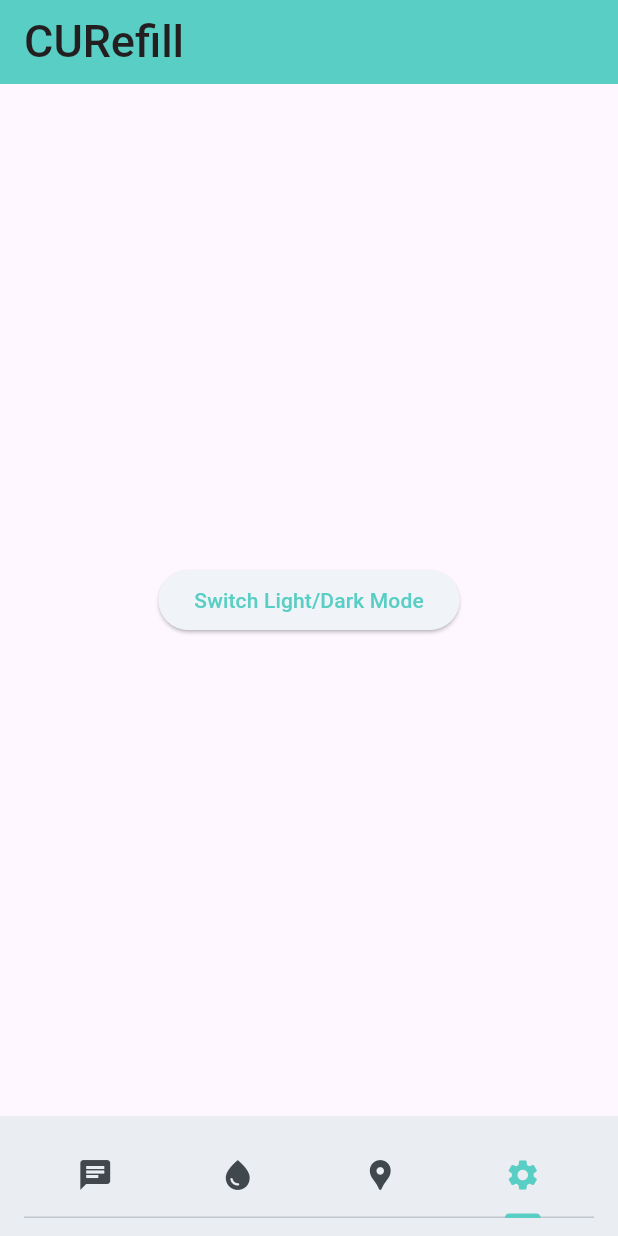
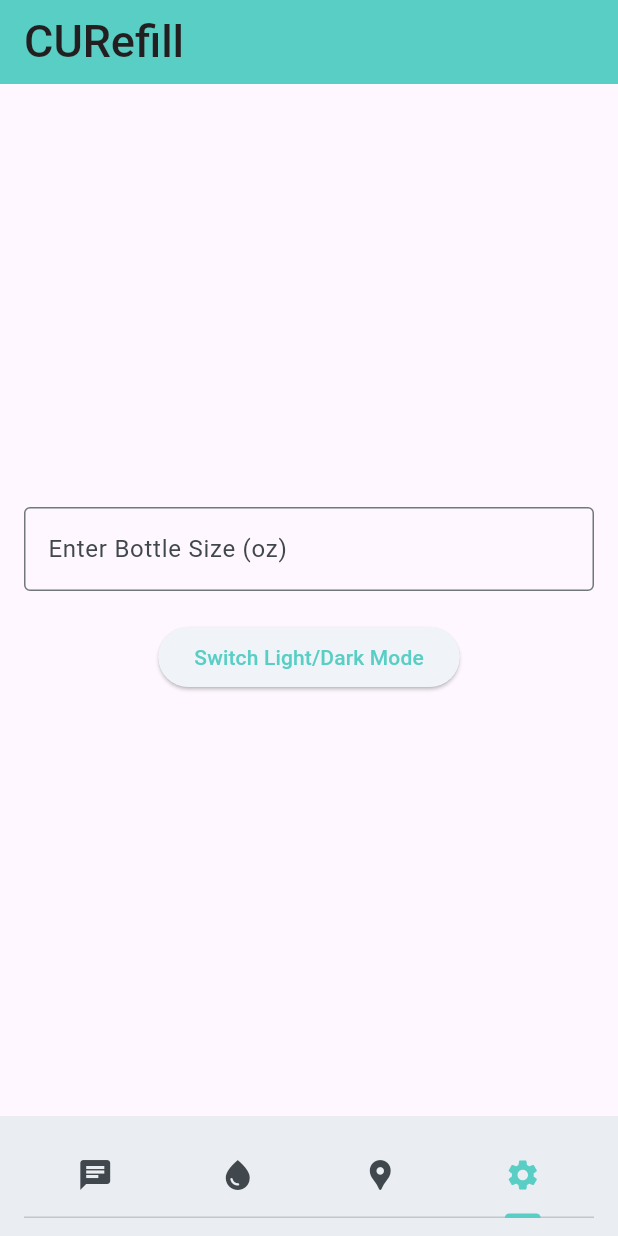
Before and after one commit to fdczk/curefill, a Flutter app: the screen it shows after launch, item 4 of the bottom bar chosen, on a phone screen of 412 x 824 dp. Run offline on Flutter 3.47's test engine with Material 3 defaults, Android fonts, the phone set to English and light mode, and no system bars; our stand-ins replace google_maps_flutter.

Commit message:
added text box that calculates how many plastic bottles you've saved

```diff
--- a/curefill_flutter_application_1/lib/main.dart
+++ b/curefill_flutter_application_1/lib/main.dart
@@ -17,6 +17,7 @@ class _MyAppState extends State<MyApp> {
   bool _isDarkMode = false;
   int refillsCounted = 0;
   int refillsLeft = 25;
+  double bottleSize = 16.9; // Default bottle size in oz
 
   // Method to toggle between light and dark mode
   void _toggleTheme() {
@@ -61,11 +62,17 @@ class _MyAppState extends State<MyApp> {
         refillsCounted: refillsCounted,
         incrementRefills: () {
           setState(() {
-            refillsCounted++;
+            refillsCounted += (bottleSize / 16.9).round(); // Increment by ounces of bottle / 16.9
             refillsLeft--; // Decrement refillsLeft
           });
         },
-        refillsLeft: refillsLeft, // Pass the refillsLeft variable
+        refillsLeft: refillsLeft,
+        updateBottleSize: (size) {
+          setState(() {
+            bottleSize = size; // Update the bottle size
+          });
+        },
+        bottleSize: bottleSize, // Pass the bottleSize variable
       ),
     );
   }
@@ -79,7 +86,9 @@ class MyHomePage extends StatefulWidget {
     required this.returnDark,
     required this.refillsCounted,
     required this.incrementRefills,
-    required this.refillsLeft, // Add refillsLeft
+    required this.refillsLeft,
+    required this.updateBottleSize,
+    required this.bottleSize, // Add bottleSize
   });
 
   final String title;
@@ -87,7 +96,9 @@ class MyHomePage extends StatefulWidget {
   final bool Function() returnDark;
   final int refillsCounted;
   final VoidCallback incrementRefills;
-  final int refillsLeft; // Add this line
+  final int refillsLeft;
+  final Function(double) updateBottleSize; // Add this line
+  final double bottleSize; // Add this line
 
   @override
   State<MyHomePage> createState() => _MyHomePageState();
@@ -102,6 +113,8 @@ class _MyHomePageState extends State<MyHomePage> {
   void _onMapCreated(gmaps.GoogleMapController controller) {
     mapController = controller;
   }
+
+  final TextEditingController _bottleSizeController = TextEditingController();
 
   @override
   Widget build(BuildContext context) {
@@ -188,7 +201,7 @@ class _MyHomePageState extends State<MyHomePage> {
                       ),
                       const Spacer(flex: 1),
                       Text(
-                        "You've refilled your bottle [${widget.refillsCounted}] times now. \n That's the equivalent of saving [${widget.refillsCounted * 2}] bottles!",
+                        "You've refilled your bottle [${widget.refillsCounted}] times now. \n That's the equivalent of saving [${(widget.refillsCounted * widget.bottleSize / 16.9).toStringAsFixed(1)}] bottles!",
                         style: const TextStyle(fontSize: 15, fontWeight: FontWeight.w500),
                         textAlign: TextAlign.center,
                       ),
@@ -217,10 +230,31 @@ class _MyHomePageState extends State<MyHomePage> {
                 },
               ),
             ),
-            Center(
-              child: ElevatedButton(
-                onPressed: widget.toggleTheme, // Toggle light/dark mode
-                child: const Text('Switch Light/Dark Mode'),
+            Padding(
+              padding: const EdgeInsets.all(16.0),
+              child: Column(
+                mainAxisAlignment: MainAxisAlignment.center,
+                children: [
+                  TextField(
+                    controller: _bottleSizeController,
+                    keyboardType: TextInputType.number,
+                    decoration: InputDecoration(
+                      labelText: 'Enter Bottle Size (oz)',
+                      border: OutlineInputBorder(),
+                    ),
+                    onChanged: (value) {
+                      double? size = double.tryParse(value);
+                      if (size != null) {
+                        widget.updateBottleSize(size);
+                      }
+                    },
+                  ),
+                  const SizedBox(height: 20),
+                  ElevatedButton(
+                    onPressed: widget.toggleTheme, // Toggle light/dark mode
+                    child: const Text('Switch Light/Dark Mode'),
+                  ),
+                ],
               ),
             ),
           ],
```
